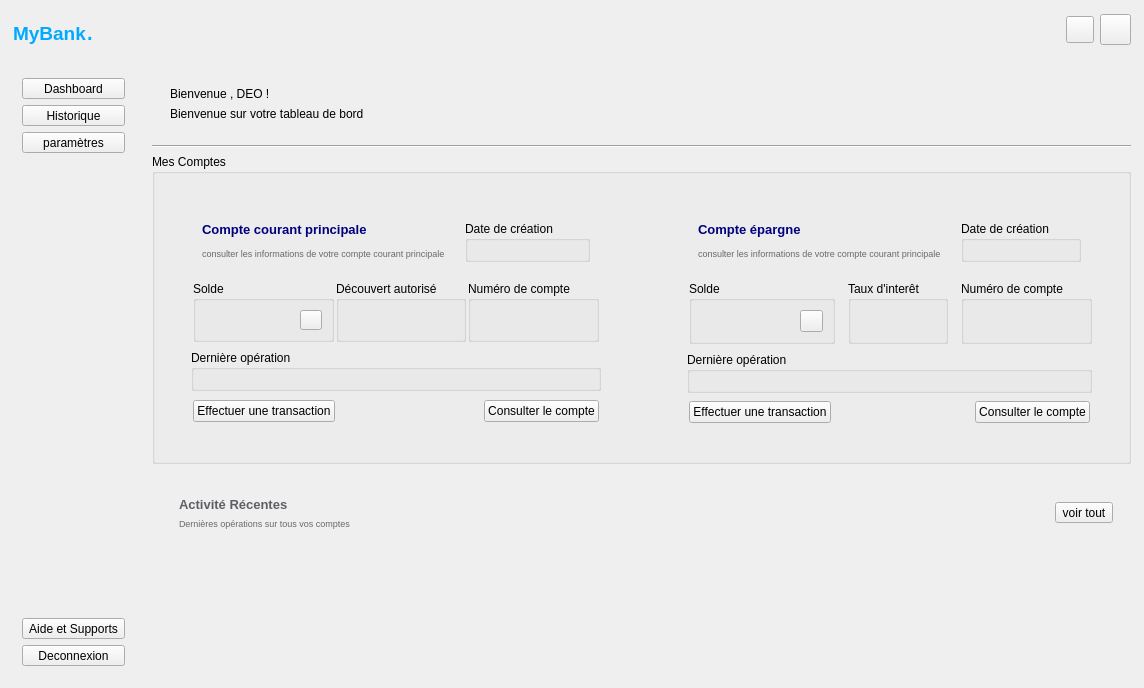
Before: the Qt Designer form fenmain.ui in will180901/my_bank, drawn with Qt 5.
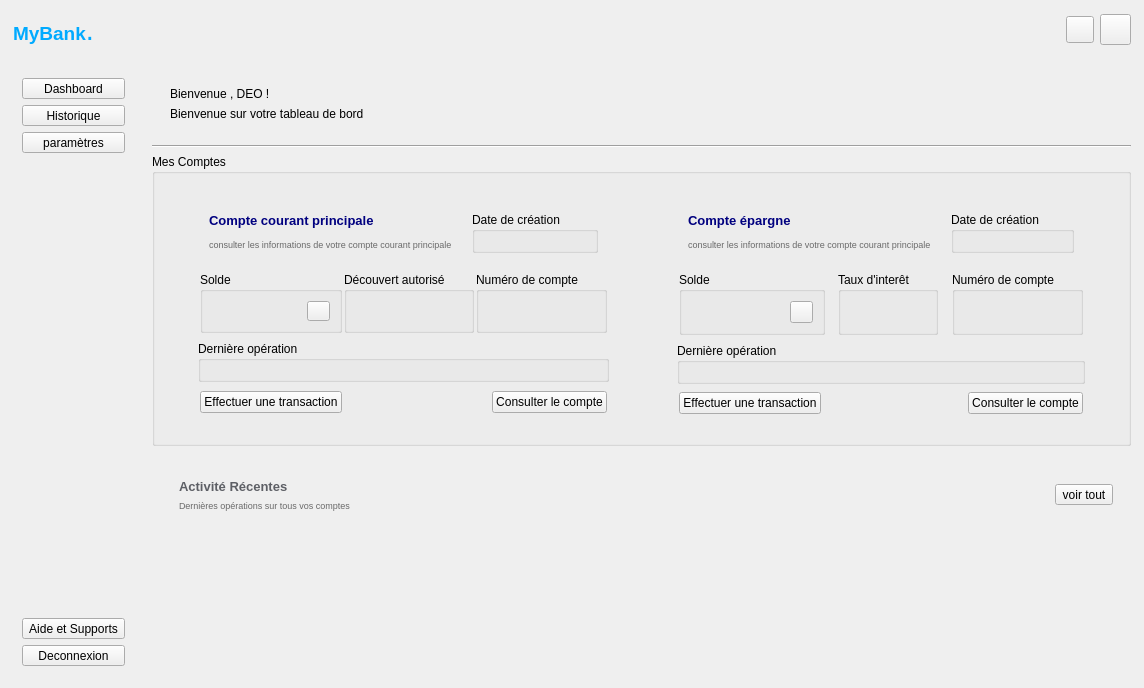
After: the same form once the commit is applied. Icons and pictures are not drawn.

The edit to the form file:
```diff
--- a/fenmain.ui
+++ b/fenmain.ui
@@ -1107,16 +1107,40 @@
                  </property>
                  <item>
                   <widget class="QWidget" name="carte_courant_principal" native="true">
+                   <property name="sizePolicy">
+                    <sizepolicy hsizetype="MinimumExpanding" vsizetype="MinimumExpanding">
+                     <horstretch>0</horstretch>
+                     <verstretch>0</verstretch>
+                    </sizepolicy>
+                   </property>
                    <property name="minimumSize">
                     <size>
                      <width>420</width>
                      <height>200</height>
                     </size>
                    </property>
-                   <layout class="QVBoxLayout" name="verticalLayout_13">
-                    <item>
+                   <layout class="QGridLayout" name="gridLayout_6">
+                    <property name="leftMargin">
+                     <number>0</number>
+                    </property>
+                    <property name="topMargin">
+                     <number>0</number>
+                    </property>
+                    <property name="rightMargin">
+                     <number>0</number>
+                    </property>
+                    <property name="bottomMargin">
+                     <number>0</number>
+                    </property>
+                    <item row="0" column="0">
                      <widget class="QWidget" name="zone_rideau_compte_courant" native="true">
-                      <layout class="QVBoxLayout" name="verticalLayout_14">
+                      <property name="sizePolicy">
+                       <sizepolicy hsizetype="Expanding" vsizetype="Expanding">
+                        <horstretch>0</horstretch>
+                        <verstretch>0</verstretch>
+                       </sizepolicy>
+                      </property>
+                      <layout class="QVBoxLayout" name="verticalLayout_15">
                        <item>
                         <widget class="QWidget" name="widget_6" native="true">
                          <property name="minimumSize">
@@ -1239,6 +1263,12 @@
                             <layout class="QHBoxLayout" name="horizontalLayout_10">
                              <item>
                               <widget class="QLabel" name="label_solde_compte_courant">
+                               <property name="sizePolicy">
+                                <sizepolicy hsizetype="MinimumExpanding" vsizetype="Preferred">
+                                 <horstretch>0</horstretch>
+                                 <verstretch>0</verstretch>
+                                </sizepolicy>
+                               </property>
                                <property name="minimumSize">
                                 <size>
                                  <width>89</width>
@@ -1250,7 +1280,7 @@
                                </property>
                               </widget>
                              </item>
-                             <item alignment="Qt::AlignmentFlag::AlignRight">
+                             <item alignment="Qt::AlignmentFlag::AlignTop">
                               <widget class="QToolButton" name="btn_masquer_solde_compte_courant">
                                <property name="sizePolicy">
                                 <sizepolicy hsizetype="Preferred" vsizetype="Preferred">
@@ -1285,10 +1315,10 @@
                             </layout>
                            </widget>
                           </item>
-                          <item>
+                          <item alignment="Qt::AlignmentFlag::AlignHCenter">
                            <widget class="QGroupBox" name="groupBox_3">
                             <property name="sizePolicy">
-                             <sizepolicy hsizetype="Fixed" vsizetype="Fixed">
+                             <sizepolicy hsizetype="Preferred" vsizetype="Preferred">
                               <horstretch>0</horstretch>
                               <verstretch>0</verstretch>
                              </sizepolicy>
@@ -1449,10 +1479,28 @@
                      <height>200</height>
                     </size>
                    </property>
-                   <layout class="QVBoxLayout" name="verticalLayout_18">
-                    <item>
+                   <layout class="QGridLayout" name="gridLayout_5">
+                    <property name="leftMargin">
+                     <number>0</number>
+                    </property>
+                    <property name="topMargin">
+                     <number>0</number>
+                    </property>
+                    <property name="rightMargin">
+                     <number>0</number>
+                    </property>
+                    <property name="bottomMargin">
+                     <number>0</number>
+                    </property>
+                    <item row="0" column="0">
                      <widget class="QWidget" name="zone_rideau_compte_epargne" native="true">
-                      <layout class="QVBoxLayout" name="verticalLayout_15">
+                      <property name="sizePolicy">
+                       <sizepolicy hsizetype="Expanding" vsizetype="Expanding">
+                        <horstretch>0</horstretch>
+                        <verstretch>0</verstretch>
+                       </sizepolicy>
+                      </property>
+                      <layout class="QVBoxLayout" name="verticalLayout_14">
                        <item>
                         <widget class="QWidget" name="widget_15" native="true">
                          <property name="minimumSize">
@@ -1550,7 +1598,7 @@
                            <number>2</number>
                           </property>
                           <property name="rightMargin">
-                           <number>0</number>
+                           <number>2</number>
                           </property>
                           <property name="bottomMargin">
                            <number>2</number>
```
